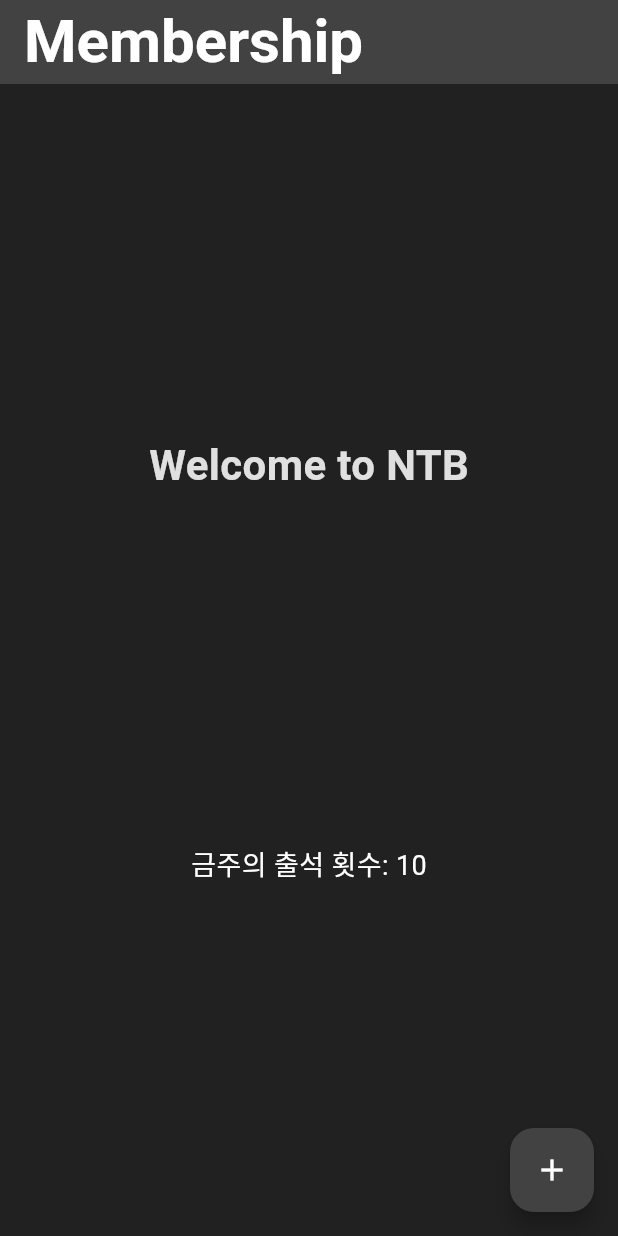
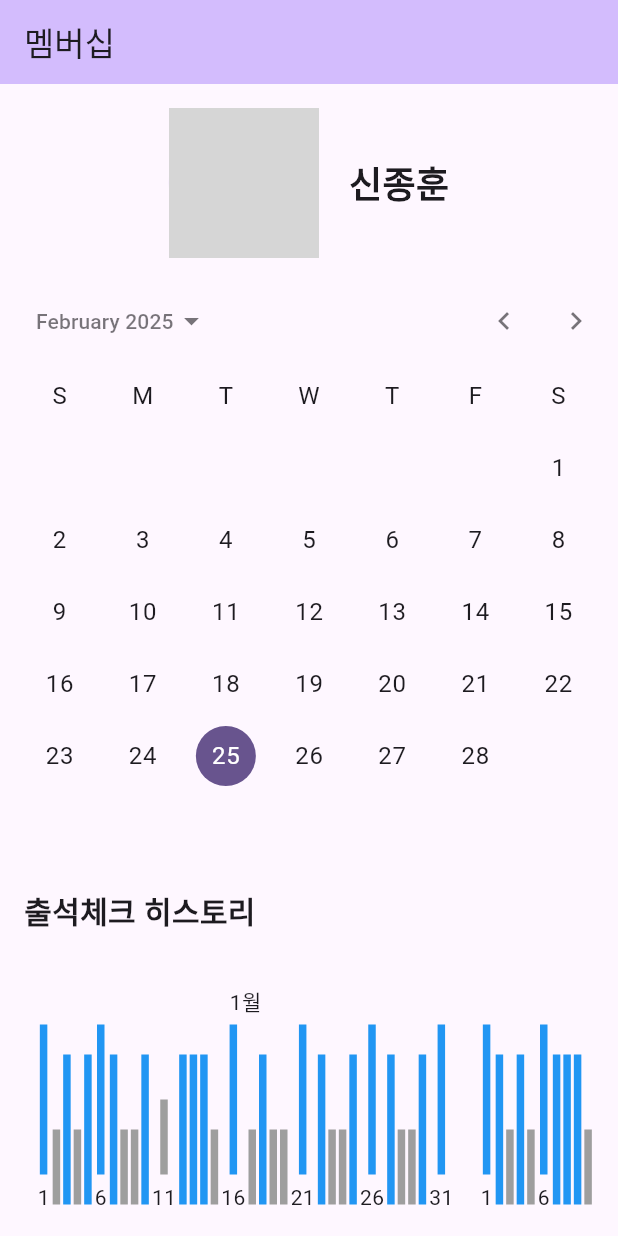
Before and after one commit to solardayz/ntb_membership, a Flutter app: the screen it shows after launch, on a phone screen of 412 x 824 dp. Run offline on Flutter 3.47's test engine with Material 3 defaults, Android fonts, the phone set to English and light mode, and no system bars; network calls fail; grey boxes are pictures that could not be loaded.

Commit message:
대시보드 초안

```diff
--- a/lib/main.dart
+++ b/lib/main.dart
@@ -1,3 +1,5 @@
+import 'dart:math';
+
 import 'package:flutter/material.dart';
 
 void main() {
@@ -10,73 +12,171 @@ class MyApp extends StatelessWidget {
   @override
   Widget build(BuildContext context) {
     return MaterialApp(
-      title: 'NTB',
+      title: 'Membership App',
       theme: ThemeData(
         colorScheme: ColorScheme.fromSeed(seedColor: Colors.deepPurple),
         useMaterial3: true,
       ),
-      home: const MyHomePage(title: 'Membership'),
+      home: const MembershipScreen(),
     );
   }
 }
 
-class MyHomePage extends StatefulWidget {
-  const MyHomePage({super.key, required this.title});
-
-  final String title;
+class MembershipScreen extends StatefulWidget {
+  const MembershipScreen({super.key});
 
   @override
-  State<MyHomePage> createState() => _MyHomePageState();
+  State<MembershipScreen> createState() => _MembershipScreenState();
 }
 
-class _MyHomePageState extends State<MyHomePage> {
-  int _counter = 0;
+class _MembershipScreenState extends State<MembershipScreen> {
+  DateTime? _selectedDate;
 
-  void _incrementCounter() {
+  void _onDateChanged(DateTime? newDate) {
     setState(() {
-      _counter++;
+      _selectedDate = newDate;
     });
   }
 
   @override
   Widget build(BuildContext context) {
     return Scaffold(
-      backgroundColor: Colors.grey[900], // 검은색 계열 배경색
       appBar: AppBar(
-        backgroundColor: Colors.grey[800], // 어두운 회색 앱바 배경색
-        title: Text(
-          widget.title,
-          style: const TextStyle(
-              fontSize: 40, fontWeight: FontWeight.bold, color: Colors.white),
-        ),
+        backgroundColor: Theme.of(context).colorScheme.inversePrimary,
+        title: const Text('멤버십'),
       ),
-      body: Center(
-        child: Column(
-          mainAxisAlignment: MainAxisAlignment.spaceEvenly,
-          children: <Widget>[
-            Text(
-              'Welcome to NTB',
-              style: TextStyle(
-                  fontSize: 28.0,
-                  fontWeight: FontWeight.bold,
-                  color: Colors.grey[300]), // 밝은 회색 텍스트
+      body: Column(
+        children: [
+          Padding(
+            padding: const EdgeInsets.all(16.0),
+            child: Row(
+              mainAxisAlignment: MainAxisAlignment.center,
+              children: [
+                const CircleAvatar(
+                  radius: 50,
+                  backgroundImage: NetworkImage(
+                      'https://news.kbs.co.kr/data/news/2010/11/22/2197852_OF9.jpg'), // 여기에 실제 이미지 URL을 넣으세요.
+                ),
+                const SizedBox(width: 20),
+                const Text(
+                  '신종훈',
+                  style: TextStyle(fontSize: 24, fontWeight: FontWeight.bold),
+                ),
+              ],
             ),
-            Text(
-              '금주의 출석 횟수: 10',
-              style: TextStyle(fontSize: 18.0, color: Colors.white),
+          ),
+          CalendarDatePicker(
+            initialDate: DateTime.now(),
+            firstDate: DateTime(2000),
+            lastDate: DateTime(2100),
+            onDateChanged: _onDateChanged,
+          ),
+          if (_selectedDate != null)
+            Padding(
+              padding: const EdgeInsets.all(16.0),
+              child: Text(
+                '선택된 날짜: ${_selectedDate!.year}년 ${_selectedDate!.month}월 ${_selectedDate!.day}일',
+                style: const TextStyle(fontSize: 18),
+              ),
             ),
-          ],
-        ),
-      ),
-      floatingActionButton: FloatingActionButton(
-        onPressed: _incrementCounter,
-        tooltip: 'Increment',
-        backgroundColor: Colors.grey[800], // 어두운 회색 플로팅 액션 버튼 배경색
-        child: const Icon(
-          Icons.add,
-          color: Colors.white,
-        ), // 흰색 아이콘
+          const Expanded(
+            child: AttendanceHistoryGraph(),
+          ),
+        ],
       ),
     );
   }
 }
+
+class AttendanceHistoryGraph extends StatefulWidget {
+  const AttendanceHistoryGraph({super.key});
+
+  @override
+  State<AttendanceHistoryGraph> createState() => _AttendanceHistoryGraphState();
+}
+
+class _AttendanceHistoryGraphState extends State<AttendanceHistoryGraph> {
+  late Map<int, List<bool>> _attendanceData;
+
+  @override
+  void initState() {
+    super.initState();
+    _attendanceData = _generateRandomAttendanceData();
+  }
+
+  Map<int, List<bool>> _generateRandomAttendanceData() {
+    final random = Random();
+    final attendanceData = <int, List<bool>>{};
+    for (int month = 1; month <= 12; month++) {
+      final daysInMonth = DateTime(DateTime.now().year, month + 1, 0).day;
+      attendanceData[month] =
+          List.generate(daysInMonth, (index) => random.nextBool());
+    }
+    return attendanceData;
+  }
+
+  @override
+  Widget build(BuildContext context) {
+    return Padding(
+      padding: const EdgeInsets.all(16.0),
+      child: Column(
+        crossAxisAlignment: CrossAxisAlignment.stretch,
+        children: [
+          const Text(
+            '출석체크 히스토리',
+            style: TextStyle(fontSize: 20, fontWeight: FontWeight.bold),
+          ),
+          const SizedBox(height: 10),
+          Expanded(
+            child: SingleChildScrollView(
+              scrollDirection: Axis.horizontal,
+              child: Row(
+                crossAxisAlignment: CrossAxisAlignment.end,
+                children: List.generate(12, (monthIndex) {
+                  final month = monthIndex + 1;
+                  final monthData = _attendanceData[month]!;
+                  return Padding(
+                    padding: const EdgeInsets.symmetric(horizontal: 8.0),
+                    child: Column(
+                      mainAxisSize: MainAxisSize.min,
+                      children: [
+                        Text('$month월'),
+                        const SizedBox(height: 5),
+                        Row(
+                          crossAxisAlignment: CrossAxisAlignment.end,
+                          children: List.generate(monthData.length, (dayIndex) {
+                            final isAttended = monthData[dayIndex];
+                            final barHeight = isAttended ? 100.0 : 50.0;
+                            final barColor =
+                            isAttended ? Colors.blue : Colors.grey;
+                            return Padding(
+                              padding:
+                              const EdgeInsets.symmetric(horizontal: 1.0),
+                              child: Column(
+                                mainAxisSize: MainAxisSize.min,
+                                children: [
+                                  Container(
+                                    width: 5,
+                                    height: barHeight,
+                                    color: barColor,
+                                  ),
+                                  const SizedBox(height: 5),
+                                  if (dayIndex % 5 == 0)
+                                    Text('${dayIndex + 1}'),
+                                ],
+                              ),
+                            );
+                          }),
+                        ),
+                      ],
+                    ),
+                  );
+                }),
+              ),
+            ),
+          ),
+        ],
+      ),
+    );
+  }
+}
--- a/pubspec.yaml
+++ b/pubspec.yaml
@@ -30,6 +30,7 @@ environment:
 dependencies:
   flutter:
     sdk: flutter
+#  intl: ^0.18.1
 
   # The following adds the Cupertino Icons font to your application.
   # Use with the CupertinoIcons class for iOS style icons.
```
